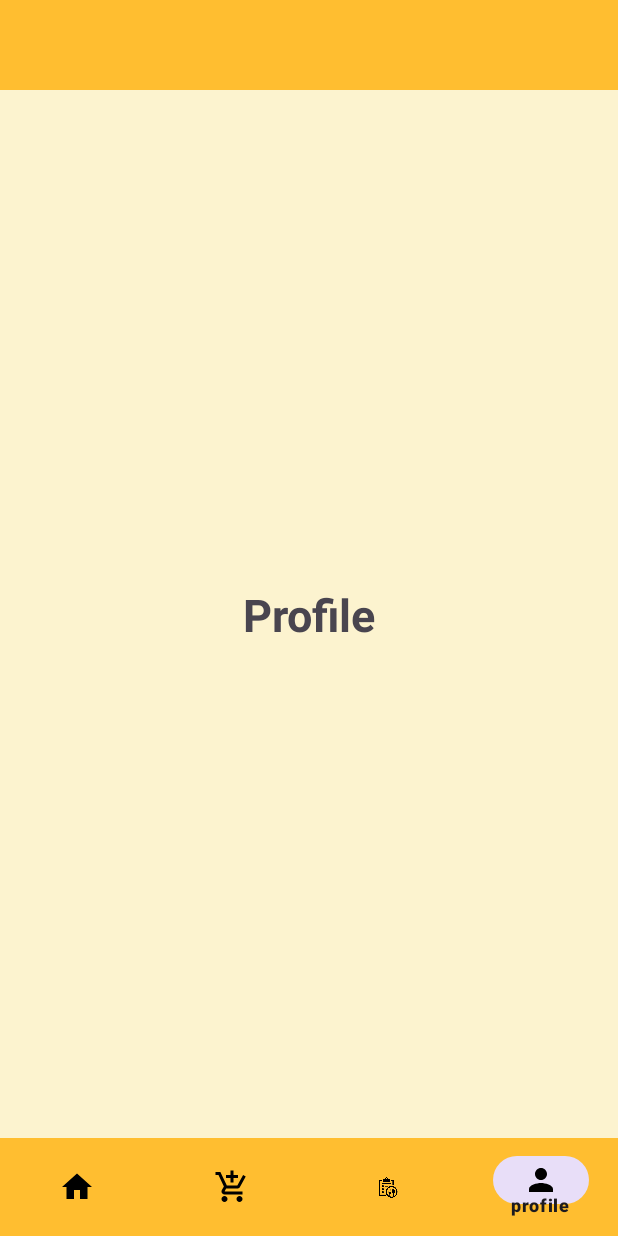
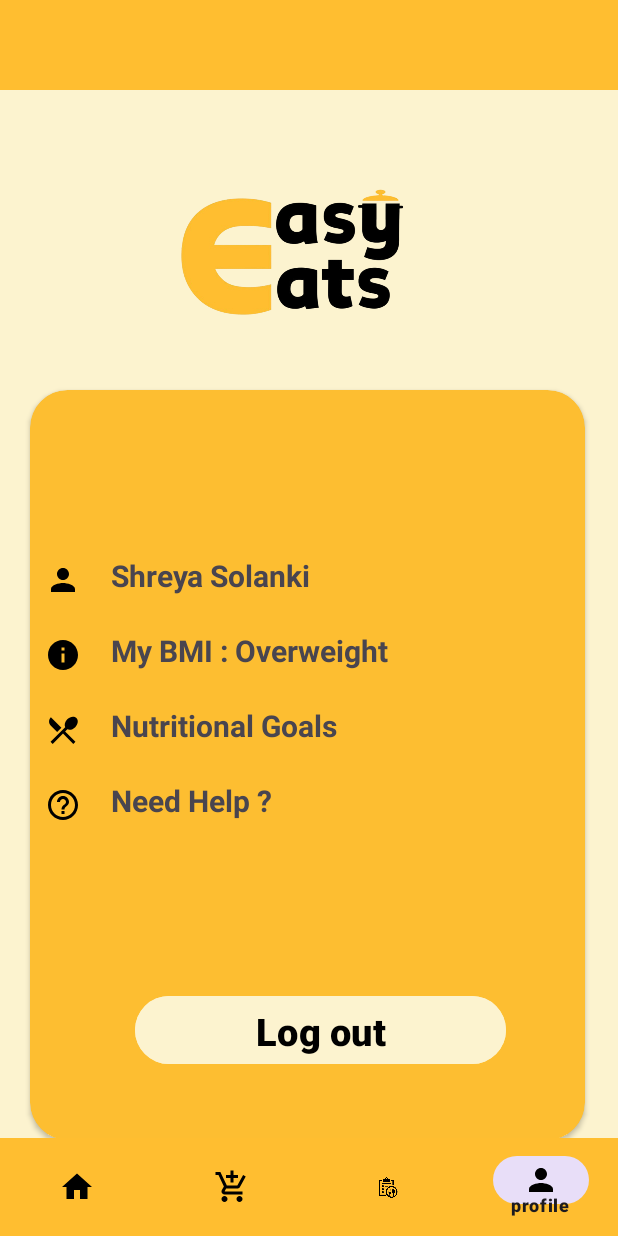
Before and after one commit to Shreya3624/Eat_meal, an Android app: the home screen opened directly, with no data from a screen before it, item 4 of the bottom bar chosen, on a phone screen of 412 x 824 dp. Run offline under Robolectric (Android 15) with nearby library versions, the phone set to English and light mode, and no system bars.

Commit message:
profile_page commit

```diff
--- /dev/null
+++ b/app/src/main/res/drawable/baseline_help_outline_24.xml
@@ -0,0 +1,5 @@
+<vector xmlns:android="http://schemas.android.com/apk/res/android" android:autoMirrored="true" android:height="24dp" android:tint="#000000" android:viewportHeight="24" android:viewportWidth="24" android:width="24dp">
+
+    <path android:fillColor="@android:color/white" android:pathData="M11,18h2v-2h-2v2zM12,2C6.48,2 2,6.48 2,12s4.48,10 10,10 10,-4.48 10,-10S17.52,2 12,2zM12,20c-4.41,0 -8,-3.59 -8,-8s3.59,-8 8,-8 8,3.59 8,8 -3.59,8 -8,8zM12,6c-2.21,0 -4,1.79 -4,4h2c0,-1.1 0.9,-2 2,-2s2,0.9 2,2c0,2 -3,1.75 -3,5h2c0,-2.25 3,-2.5 3,-5 0,-2.21 -1.79,-4 -4,-4z"/>
+
+</vector>
--- /dev/null
+++ b/app/src/main/res/drawable/baseline_info_24.xml
@@ -0,0 +1,5 @@
+<vector xmlns:android="http://schemas.android.com/apk/res/android" android:height="24dp" android:tint="#000000" android:viewportHeight="24" android:viewportWidth="24" android:width="24dp">
+
+    <path android:fillColor="@android:color/white" android:pathData="M12,2C6.48,2 2,6.48 2,12s4.48,10 10,10 10,-4.48 10,-10S17.52,2 12,2zM13,17h-2v-6h2v6zM13,9h-2L11,7h2v2z"/>
+
+</vector>
--- /dev/null
+++ b/app/src/main/res/drawable/baseline_restaurant_menu_24.xml
@@ -0,0 +1,5 @@
+<vector xmlns:android="http://schemas.android.com/apk/res/android" android:height="24dp" android:tint="#000000" android:viewportHeight="24" android:viewportWidth="24" android:width="24dp">
+
+    <path android:fillColor="@android:color/white" android:pathData="M8.1,13.34l2.83,-2.83L3.91,3.5c-1.56,1.56 -1.56,4.09 0,5.66l4.19,4.18zM14.88,11.53c1.53,0.71 3.68,0.21 5.27,-1.38 1.91,-1.91 2.28,-4.65 0.81,-6.12 -1.46,-1.46 -4.2,-1.1 -6.12,0.81 -1.59,1.59 -2.09,3.74 -1.38,5.27L3.7,19.87l1.41,1.41L12,14.41l6.88,6.88 1.41,-1.41L13.41,13l1.47,-1.47z"/>
+
+</vector>
--- a/app/src/main/res/layout/fragment_home.xml
+++ b/app/src/main/res/layout/fragment_home.xml
@@ -4,6 +4,7 @@
     android:layout_width="match_parent"
     xmlns:app="http://schemas.android.com/apk/res-auto"
     android:orientation="vertical"
+    android:background="#fefdf6"
     android:layout_height="match_parent"
     tools:context=".home">
     <androidx.core.widget.NestedScrollView
--- a/app/src/main/res/layout/fragment_profile.xml
+++ b/app/src/main/res/layout/fragment_profile.xml
@@ -2,18 +2,118 @@
 <FrameLayout xmlns:android="http://schemas.android.com/apk/res/android"
     xmlns:tools="http://schemas.android.com/tools"
     android:layout_width="match_parent"
+    xmlns:app="http://schemas.android.com/apk/res-auto"
+    android:background="#fcf3cf "
     android:layout_height="match_parent"
     tools:context=".profile">
 
-    <!-- TODO: Update blank fragment layout -->
-    <TextView
-        android:layout_gravity="center"
-        android:gravity="center"
-        android:textSize="30dp"
-        android:textStyle="bold"
-        android:background="#fcf3cf "
-        android:layout_width="match_parent"
-        android:layout_height="match_parent"
-        android:text="Profile" />
+
+    <ImageView
+        android:layout_width="150dp"
+        android:layout_height="150dp"
+        android:layout_marginTop="30dp"
+        android:layout_marginStart="120dp"
+        android:src="@drawable/app_logo1">
+    </ImageView>
+
+    <androidx.cardview.widget.CardView
+        android:layout_width="370dp"
+        android:layout_height="500dp"
+        android:layout_marginStart="20dp"
+        android:layout_marginRight="10dp"
+        android:layout_marginTop="200dp"
+        app:cardCornerRadius="25dp"
+        android:backgroundTint="#FDBE31">
+
+        <TextView
+            android:id="@+id/txt_uname"
+            android:layout_width="match_parent"
+            android:layout_height="54dp"
+            android:layout_marginTop="100dp"
+            android:drawableLeft="@drawable/baseline_person_24"
+            android:drawablePadding="20dp"
+            android:text="Shreya Solanki"
+            android:padding="10dp"
+            android:textSize="20dp"
+            android:textStyle="bold"
+            app:layout_constraintBottom_toBottomOf="parent"
+            app:layout_constraintEnd_toEndOf="parent"
+            app:layout_constraintHorizontal_bias="0.714"
+            app:layout_constraintStart_toStartOf="parent"
+            app:layout_constraintTop_toTopOf="parent"
+            app:layout_constraintVertical_bias="0.652" />
+
+        <TextView
+            android:id="@+id/txt_bmi"
+            android:layout_width="match_parent"
+            android:layout_height="54dp"
+            android:layout_marginTop="150dp"
+            android:drawableLeft="@drawable/baseline_info_24"
+            android:drawablePadding="20dp"
+            android:text="My BMI : Overweight"
+            android:padding="10dp"
+            android:textSize="20dp"
+            android:textStyle="bold"
+            app:layout_constraintBottom_toBottomOf="parent"
+            app:layout_constraintEnd_toEndOf="parent"
+            app:layout_constraintHorizontal_bias="0.75"
+            app:layout_constraintStart_toStartOf="parent"
+            app:layout_constraintTop_toTopOf="parent"
+            app:layout_constraintVertical_bias="0.754" />
+
+        <TextView
+            android:id="@+id/txt_nut"
+            android:layout_width="match_parent"
+            android:layout_height="54dp"
+            android:layout_marginTop="200dp"
+            android:drawableLeft="@drawable/baseline_restaurant_menu_24"
+            android:drawablePadding="20dp"
+            android:padding="10dp"
+            android:text="Nutritional Goals"
+            android:textSize="20dp"
+            android:textStyle="bold"
+            app:layout_constraintBottom_toBottomOf="parent"
+            app:layout_constraintEnd_toEndOf="parent"
+            app:layout_constraintHorizontal_bias="0.75"
+            app:layout_constraintStart_toStartOf="parent"
+            app:layout_constraintTop_toTopOf="parent"
+            app:layout_constraintVertical_bias="0.754" />
+
+        <TextView
+            android:id="@+id/txt_help"
+            android:layout_width="match_parent"
+            android:layout_height="54dp"
+            android:layout_marginTop="250dp"
+            android:drawableLeft="@drawable/baseline_help_outline_24"
+            android:drawablePadding="20dp"
+            android:padding="10dp"
+            android:text="Need Help ?"
+            android:textSize="20dp"
+            android:textStyle="bold"
+            app:layout_constraintBottom_toBottomOf="parent"
+            app:layout_constraintEnd_toEndOf="parent"
+            app:layout_constraintHorizontal_bias="0.75"
+            app:layout_constraintStart_toStartOf="parent"
+            app:layout_constraintTop_toTopOf="parent"
+            app:layout_constraintVertical_bias="0.754" />
+
+        <Button
+            android:id="@+id/btn"
+            android:layout_width="247dp"
+            android:layout_height="53dp"
+            android:layout_marginTop="400dp"
+            android:layout_marginStart="70dp"
+            android:backgroundTint="#fcf3cf "
+            android:text="Log out"
+            android:textColor="@color/black"
+            android:textSize="25dp"
+            android:textStyle="bold"
+            app:layout_constraintBottom_toBottomOf="parent"
+            app:layout_constraintEnd_toEndOf="parent"
+            app:layout_constraintStart_toStartOf="parent"
+            app:layout_constraintTop_toTopOf="parent"
+            app:layout_constraintVertical_bias="0.907" />
+
+    </androidx.cardview.widget.CardView>
 
 </FrameLayout>
```
